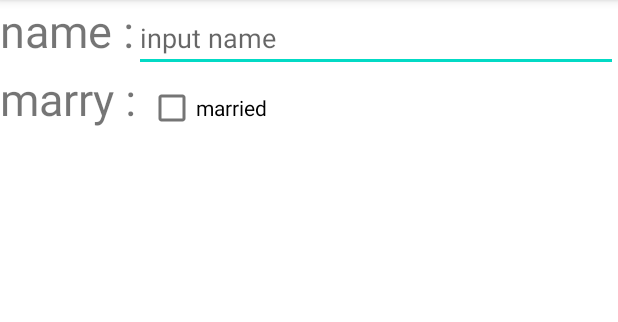
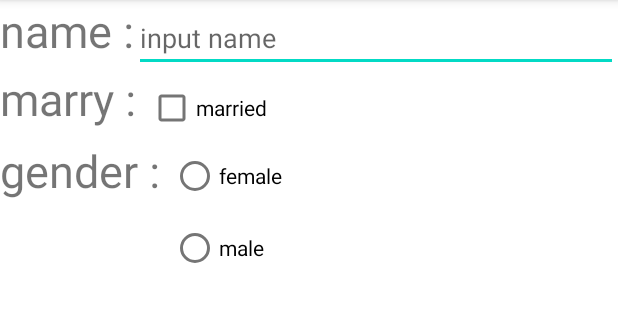
Before and after one commit to chaehyeon7/study_Activity2, an Android app: the screen it shows after launch (MainActivity), on a phone screen of 412 x 824 dp, the part 84-406 px from its top. Run offline under Robolectric (Android 15) with nearby library versions, the phone set to English and light mode, and no system bars.

Commit message:
Edit LinearLayout_3(RadioGroup, RadioButton) Commit

```diff
--- a/app/src/main/res/layout/activity_main.xml
+++ b/app/src/main/res/layout/activity_main.xml
@@ -38,5 +38,29 @@
 
     </LinearLayout>
 
+    <LinearLayout
+        android:layout_width="match_parent"
+        android:layout_height="wrap_content"
+        android:orientation="horizontal">
+        <TextView
+            android:layout_width="wrap_content"
+            android:layout_height="wrap_content"
+            android:text="gender : "
+            android:textSize="30dp"/>
+        <RadioGroup
+            android:layout_width="match_parent"
+            android:layout_height="wrap_content">
+            <RadioButton
+                android:layout_width="wrap_content"
+                android:layout_height="wrap_content"
+                android:text="female"/> <!--    한가지만 선택 가능한것 -->
+            <RadioButton
+                android:layout_width="wrap_content"
+                android:layout_height="wrap_content"
+                android:text="male"/>
+
+        </RadioGroup>
+    </LinearLayout>
+
 
 </LinearLayout>
```
